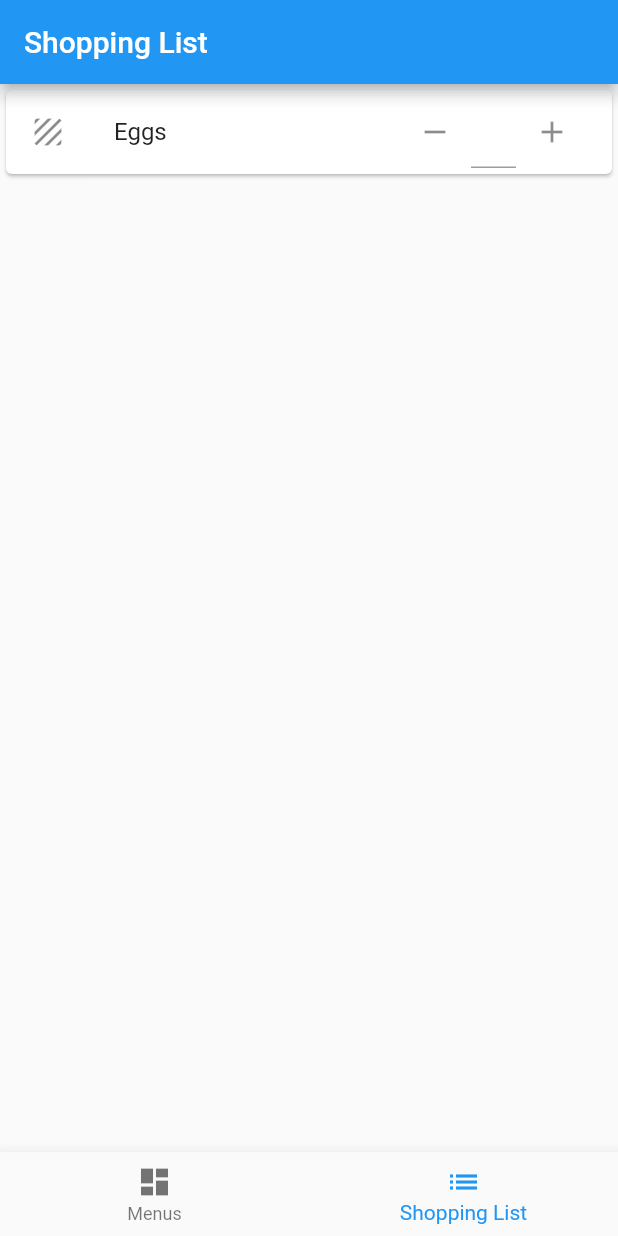
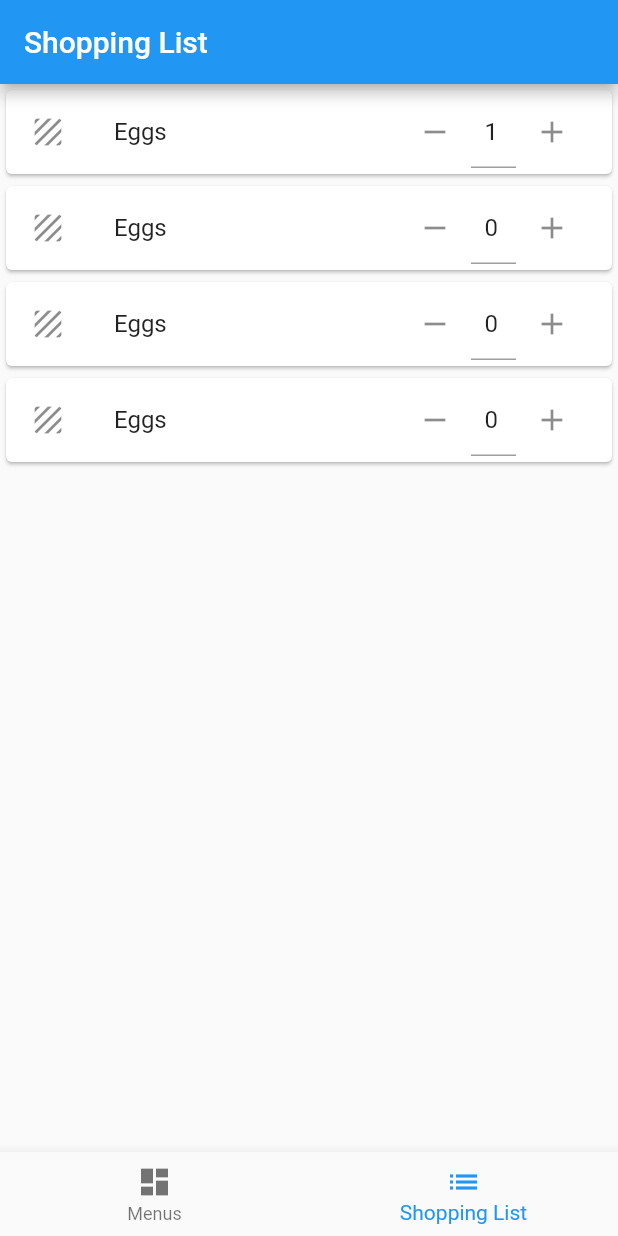
Before and after one commit to big-wisdom/get_that_bread, a Flutter app: the screen it shows after launch, item 2 of the bottom bar chosen, after a tap on the "add" icon, on a phone screen of 412 x 824 dp. Run offline on Flutter 3.47's test engine with Material 2 defaults, Android fonts, the phone set to English and light mode, and no system bars.

Commit message:
Added counter incrementing and decrementing

```diff
--- a/lib/routes/shoppingList/shoppingList.dart
+++ b/lib/routes/shoppingList/shoppingList.dart
@@ -9,14 +9,38 @@ class ShoppingList extends StatelessWidget {
         title: Text("Shopping List"),
       ),
       body: Center(
-        child: ListView(children: <Widget>[
-          Card(
-            child: ListTile(
+        child: ListView(
+          children: <Widget>[
+            Card(
+              child: ListTile(
                 leading: Icon(Icons.texture),
                 title: Text("Eggs"),
-                trailing: Counter()),
-          ),
-        ]),
+                trailing: Counter(),
+              ),
+            ),
+            Card(
+              child: ListTile(
+                leading: Icon(Icons.texture),
+                title: Text("Eggs"),
+                trailing: Counter(),
+              ),
+            ),
+            Card(
+              child: ListTile(
+                leading: Icon(Icons.texture),
+                title: Text("Eggs"),
+                trailing: Counter(),
+              ),
+            ),
+            Card(
+              child: ListTile(
+                leading: Icon(Icons.texture),
+                title: Text("Eggs"),
+                trailing: Counter(),
+              ),
+            ),
+          ],
+        ),
       ),
     );
   }
--- a/lib/routes/shoppingList/widgets/counter.dart
+++ b/lib/routes/shoppingList/widgets/counter.dart
@@ -1,7 +1,43 @@
 import 'package:flutter/material.dart';
 import 'package:flutter/services.dart';
 
-class Counter extends StatelessWidget {
+class Counter extends StatefulWidget {
+  @override
+  _CounterState createState() => _CounterState();
+}
+
+class _CounterState extends State<Counter> {
+  int _counter;
+  TextEditingController _controller;
+
+  @override
+  void initState() {
+    super.initState();
+    _counter = 0;
+    _controller = new TextEditingController(text: '$_counter');
+  }
+
+  void _decrement() {
+    setState(() {
+      _counter--;
+      _controller.text = '$_counter';
+    });
+  }
+
+  void _increment() {
+    setState(() {
+      _counter++;
+      _controller.text = '$_counter';
+    });
+  }
+
+  void _updateCounter(String str) {
+    setState(() {
+      int val = int.parse(str);
+      _counter = val;
+    });
+  }
+
   @override
   Widget build(BuildContext context) {
     return Container(
@@ -9,25 +45,27 @@ class Counter extends StatelessWidget {
         children: <Widget>[
           IconButton(
             icon: Icon(Icons.remove),
-          onPressed: () {},
+            onPressed: _decrement,
           ),
           Container(
             width: 30.0,
             child: TextField(
+              controller: _controller,
+              onChanged: _updateCounter,
               textAlign: TextAlign.center,
               keyboardType: TextInputType.number,
               inputFormatters: <TextInputFormatter>[
                 FilteringTextInputFormatter.digitsOnly
               ],
-
             ),
           ),
           IconButton(
             icon: Icon(Icons.add),
-          onPressed: () {},
-        )
+            onPressed: _increment,
+          ),
         ],
         mainAxisSize: MainAxisSize.min,
-    ));
+      ),
+    );
   }
 }
```
Lines whose indentation alone changed are shown as unchanged.
